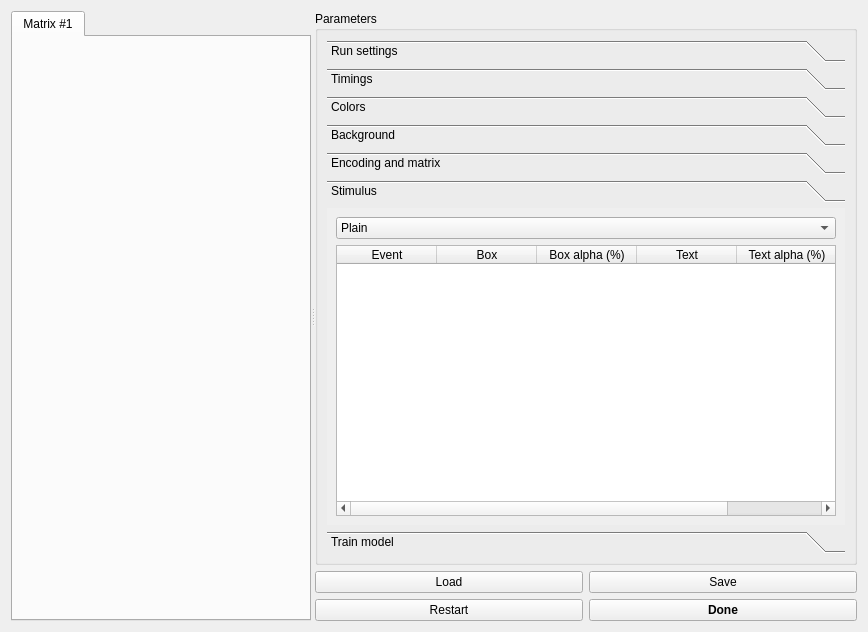
medusabci/app-cvep-speller, file config.ui: the form before one commit.
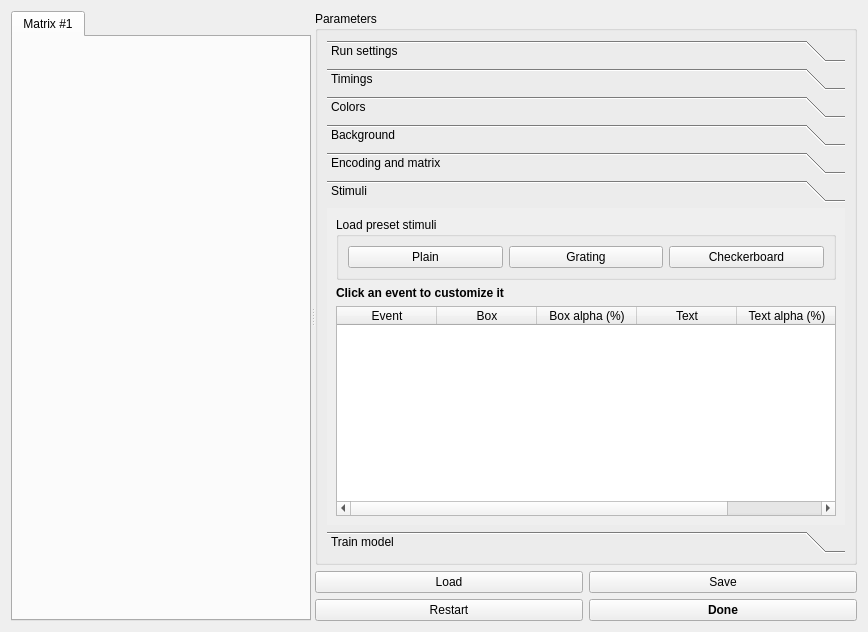
The form after the commit. The open tabs and pages were chosen to show the change.

The edit to the form file:
```diff
--- a/config.ui
+++ b/config.ui
@@ -1110,31 +1110,54 @@
               </rect>
              </property>
              <attribute name="label">
-              <string>Stimulus</string>
+              <string>Stimuli</string>
              </attribute>
              <layout class="QVBoxLayout" name="verticalLayout_4">
               <item>
-               <widget class="QComboBox" name="comboBox_stimulus_type">
+               <widget class="QGroupBox" name="groupBox">
+                <property name="title">
+                 <string>Load preset stimuli</string>
+                </property>
+                <layout class="QVBoxLayout" name="verticalLayout_7">
                 <item>
+                  <layout class="QHBoxLayout" name="horizontalLayout">
+                   <item>
+                    <widget class="QPushButton" name="pushButton_plain">
                  <property name="text">
                   <string>Plain</string>
                  </property>
+                    </widget>
                 </item>
                 <item>
+                    <widget class="QPushButton" name="pushButton_grating">
                  <property name="text">
                   <string>Grating</string>
                  </property>
+                    </widget>
                 </item>
                 <item>
+                    <widget class="QPushButton" name="pushButton_checkerboard">
                  <property name="text">
                   <string>Checkerboard</string>
                  </property>
+                    </widget>
+                   </item>
+                  </layout>
+                 </item>
+                </layout>
+               </widget>
                 </item>
                 <item>
+               <widget class="QLabel" name="label">
+                <property name="font">
+                 <font>
+                  <bold>true</bold>
+                  <stylestrategy>PreferAntialias</stylestrategy>
+                 </font>
+                </property>
                  <property name="text">
-                  <string>Customize</string>
-                 </property>
-                </item>
+                 <string>Click an event to customize it</string>
+                </property>
                </widget>
               </item>
               <item>
```
Left out of the diff: 2 changed lines with no effect on the pictures. Lines whose indentation alone changed are shown as unchanged.
